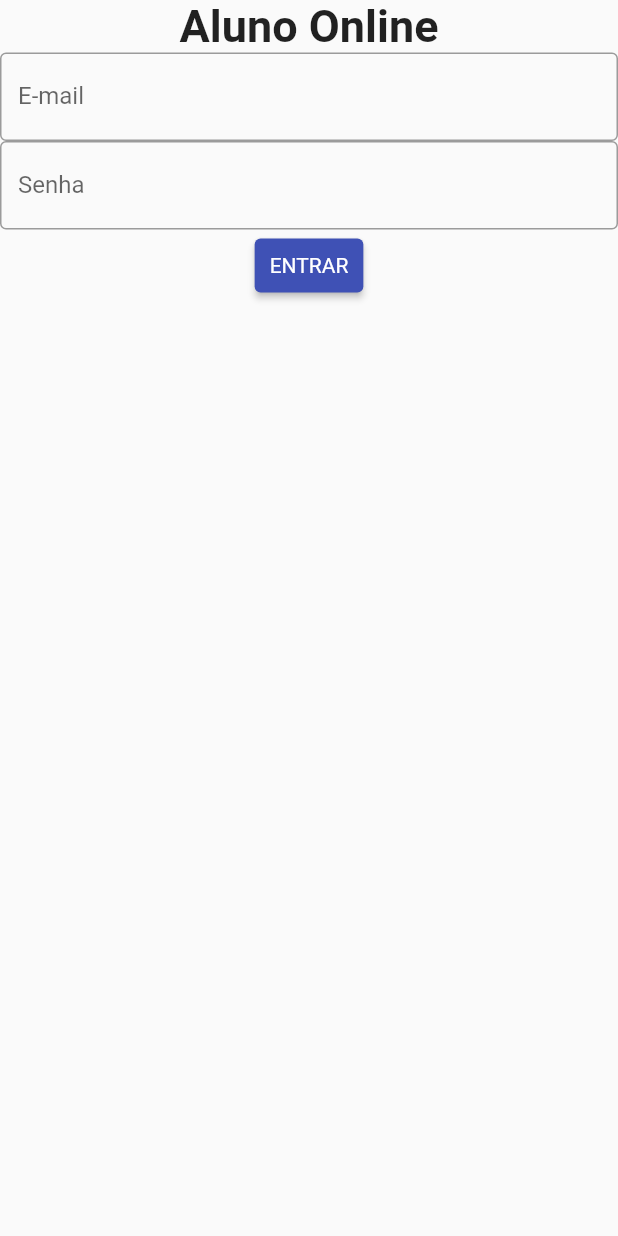
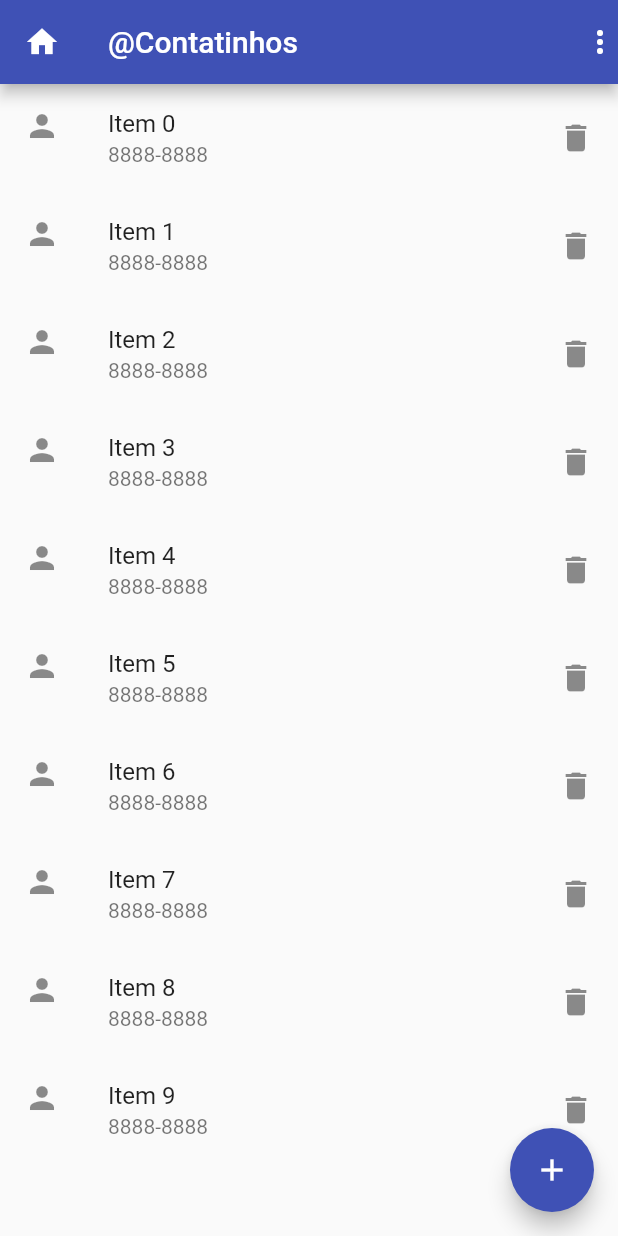
Before and after one commit to iPedroV/Flutter, a Flutter app: the screen it shows after launch, after a tap on "ENTRAR", on a phone screen of 412 x 824 dp. Run offline on Flutter 3.47's test engine with Material 2 defaults, Android fonts, the phone set to English and light mode, and no system bars.

Commit message:
Versão final do exercício flutter

```diff
--- /dev/null
+++ b/lib/lista.dart
@@ -0,0 +1,39 @@
+
+import 'package:flutter/cupertino.dart';
+import 'package:flutter/material.dart';
+
+
+class ListaScreen extends StatelessWidget {
+  @override
+  Widget build(BuildContext context) {
+    return Scaffold(
+      appBar: AppBar(
+        leading: Icon(Icons.home),
+        actions: [ GestureDetector(
+            child: Icon(Icons.more_vert),
+          onTap: () {
+              Navigator.pushReplacementNamed(context, '/');
+          },
+        )],
+        title: Text("@Contatinhos"),
+      ),
+      body: ListView.builder(
+          itemCount:10 ,
+          itemBuilder: (ctxt, index){
+            return ListTile(
+              leading: Icon(Icons.person),
+              title: Text("Item ${index}"),
+              subtitle: Text("8888-8888"),
+              trailing: Icon(Icons.delete),
+            );
+          }
+      ),
+      floatingActionButton: FloatingActionButton(
+        child: Icon(Icons.add),
+        onPressed: (){
+          Navigator.pushNamed(context, '/cadastro');
+        },
+      ),
+    );
+  }
+}
--- a/lib/login.dart
+++ b/lib/login.dart
@@ -9,10 +9,6 @@ class LoginScreen extends StatelessWidget {
     return Scaffold(
       body: Column(
         children: [
-
-
-
-
           //Logo(),
           //Email(),
           //Senha(),
@@ -49,7 +45,9 @@ class LoginScreen extends StatelessWidget {
               ),
               textStyle: TextStyle(fontSize: 14),
             ),
-            onPressed: (){},
+            onPressed: (){
+              Navigator.pushReplacementNamed(context, '/lista');
+            },
           )
         ],
       ),
--- a/lib/main.dart
+++ b/lib/main.dart
@@ -1,4 +1,6 @@
 import 'package:flutter/material.dart';
+import 'package:meuapp/cadastro.dart';
+import 'package:meuapp/lista.dart';
 import 'package:meuapp/login.dart';
 
 void main() {
@@ -69,7 +71,12 @@ class MeuApp3 extends StatelessWidget {
     return MaterialApp(
       title: "Meu Aplicativo",
       theme: ThemeData(primarySwatch: Colors.indigo),
-      home: LoginScreen(),
+
+      routes: {
+        '/': (context) => LoginScreen(),
+        '/lista': (context) => ListaScreen(),
+        '/cadastro': (context) => NovoScreen(),
+    },
     );
   }
 }
```
Also changed, not shown: lib/cadastro.dart (added, +52 -0 lines).
